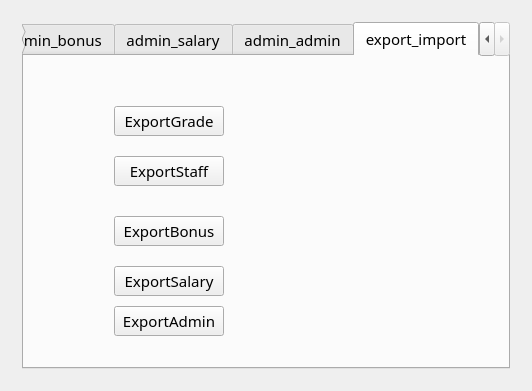
Before: the Qt Designer form mysalary.ui in Preffer/MySalary, drawn with Qt 5.
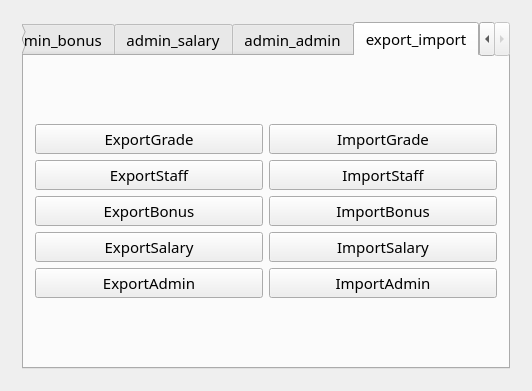
After: the same form once the commit is applied. Icons and pictures are not drawn.

```diff
--- a/mysalary.ui
+++ b/mysalary.ui
@@ -618,71 +618,82 @@
            <attribute name="title">
             <string>export_import</string>
            </attribute>
+           <layout class="QGridLayout" name="gridLayout_15">
+            <item row="0" column="0">
+             <layout class="QGridLayout" name="gridLayout_14">
+              <item row="0" column="0">
            <widget class="QPushButton" name="exportGradeButton">
-            <property name="geometry">
-             <rect>
-              <x>90</x>
-              <y>50</y>
-              <width>110</width>
-              <height>30</height>
-             </rect>
-            </property>
             <property name="text">
              <string>ExportGrade</string>
             </property>
            </widget>
+              </item>
+              <item row="0" column="1">
+               <widget class="QPushButton" name="importGradeButton">
+                <property name="text">
+                 <string>ImportGrade</string>
+                </property>
+               </widget>
+              </item>
+              <item row="1" column="0">
            <widget class="QPushButton" name="exportStaffButton">
-            <property name="geometry">
-             <rect>
-              <x>90</x>
-              <y>100</y>
-              <width>110</width>
-              <height>30</height>
-             </rect>
-            </property>
             <property name="text">
              <string>ExportStaff</string>
             </property>
            </widget>
+              </item>
+              <item row="1" column="1">
+               <widget class="QPushButton" name="importStaffButton">
+                <property name="text">
+                 <string>ImportStaff</string>
+                </property>
+               </widget>
+              </item>
+              <item row="2" column="0">
            <widget class="QPushButton" name="exportBonusButton">
-            <property name="geometry">
-             <rect>
-              <x>90</x>
-              <y>160</y>
-              <width>110</width>
-              <height>30</height>
-             </rect>
-            </property>
             <property name="text">
              <string>ExportBonus</string>
             </property>
            </widget>
+              </item>
+              <item row="2" column="1">
+               <widget class="QPushButton" name="importBonusButton">
+                <property name="text">
+                 <string>ImportBonus</string>
+                </property>
+               </widget>
+              </item>
+              <item row="3" column="0">
            <widget class="QPushButton" name="exportSalaryButton">
-            <property name="geometry">
-             <rect>
-              <x>90</x>
-              <y>210</y>
-              <width>110</width>
-              <height>30</height>
-             </rect>
-            </property>
             <property name="text">
              <string>ExportSalary</string>
             </property>
            </widget>
+              </item>
+              <item row="3" column="1">
+               <widget class="QPushButton" name="importSalaryButton">
+                <property name="text">
+                 <string>ImportSalary</string>
+                </property>
+               </widget>
+              </item>
+              <item row="4" column="0">
            <widget class="QPushButton" name="exportAdminButton">
-            <property name="geometry">
-             <rect>
-              <x>90</x>
-              <y>250</y>
-              <width>110</width>
-              <height>30</height>
-             </rect>
-            </property>
             <property name="text">
              <string>ExportAdmin</string>
             </property>
            </widget>
+              </item>
+              <item row="4" column="1">
+               <widget class="QPushButton" name="importAdminButton">
+                <property name="text">
+                 <string>ImportAdmin</string>
+                </property>
+               </widget>
+              </item>
+             </layout>
+            </item>
+           </layout>
           </widget>
          </widget>
         </item>
```
Lines whose indentation alone changed are shown as unchanged.
